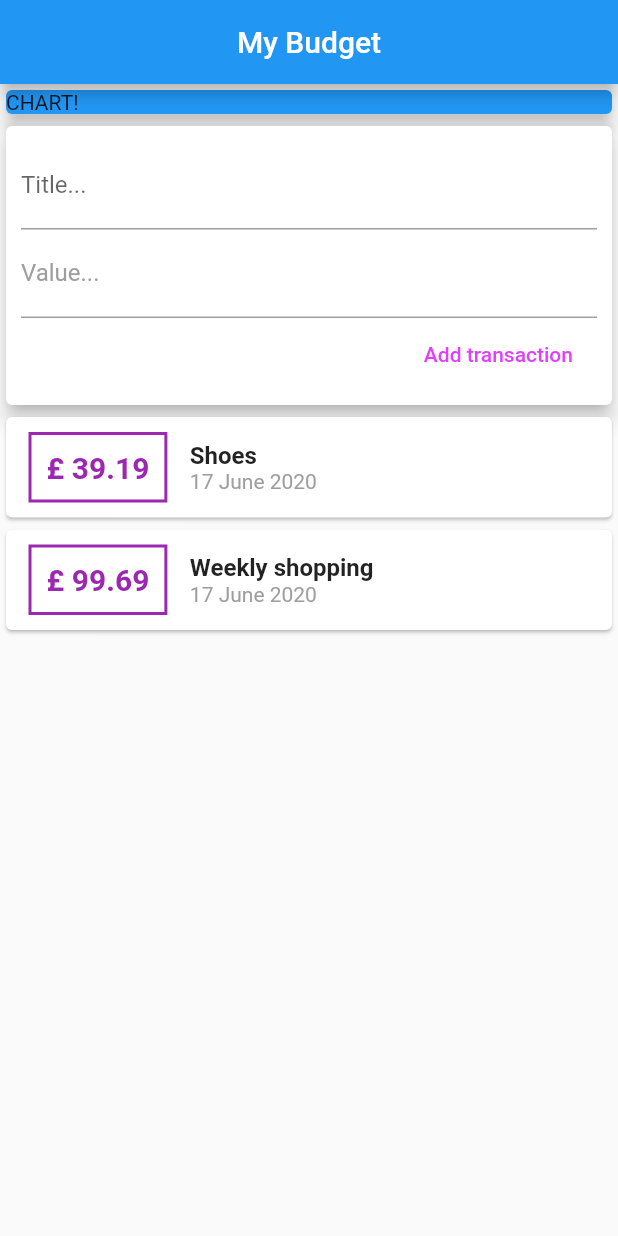
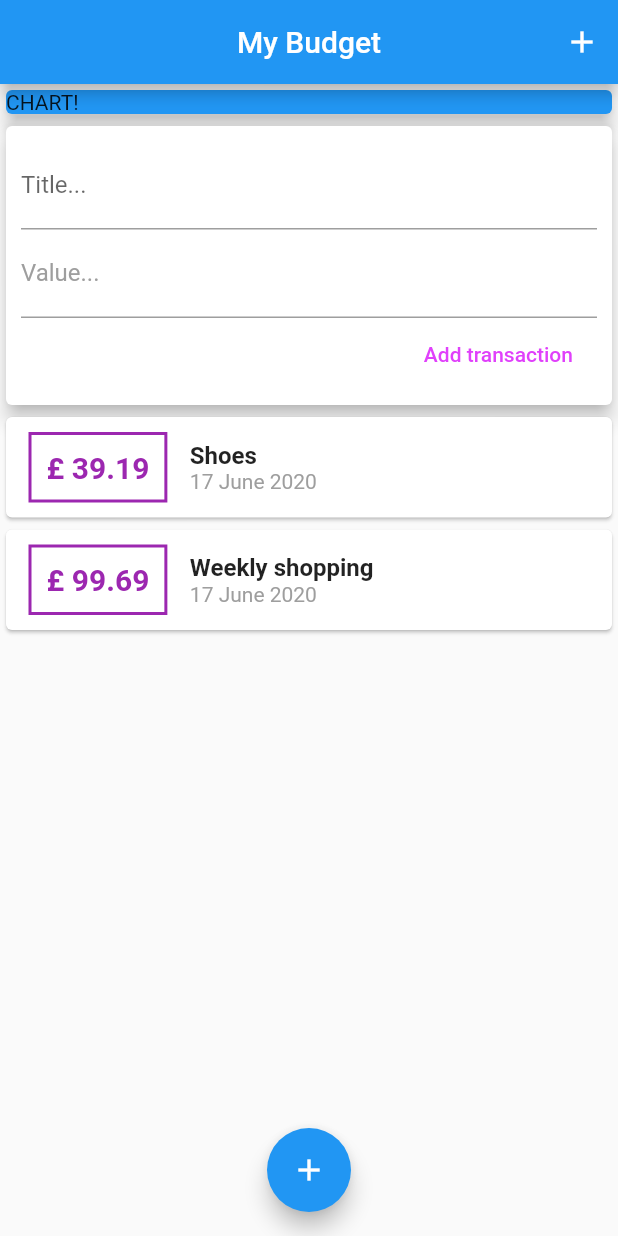
Before and after one commit to catalinvunvulea/BudgetTracker, a Flutter app: the screen it shows after launch, on a phone screen of 412 x 824 dp. Run offline on Flutter 3.47's test engine with Material 2 defaults, Android fonts, the phone set to English and light mode, and no system bars.

Commit message:
Add AppBarButton and FloatingActionButton

```diff
--- a/lib/main.dart
+++ b/lib/main.dart
@@ -1,7 +1,5 @@
-
 import './widgets/user_transactions.dart';
 import 'package:flutter/material.dart';
-
 
 void main() {
   runApp(MyApp());
@@ -19,7 +17,6 @@ class MyApp extends StatelessWidget {
 }
 
 class MyHomePage extends StatelessWidget {
-
   String titleInput;
   String amountInput;
 
@@ -29,6 +26,12 @@ String amountInput;
       appBar: AppBar(
         centerTitle: true,
         title: Text("My Budget"),
+        actions: <Widget>[
+          IconButton(
+            icon: Icon(Icons.add, color: Colors.white),
+            onPressed: () {},
+          ),
+        ],
       ),
       body: Column(
         // mainAxisAlignment: MainAxisAlignment.spaceEvenly,
@@ -45,6 +48,11 @@ String amountInput;
           UserTransactions()
         ],
       ),
+      floatingActionButtonLocation: FloatingActionButtonLocation.centerFloat,
+      floatingActionButton: FloatingActionButton(
+        child: Icon(Icons.add),
+        onPressed: () {},
+      ),
     );
   }
 }
```
Lines whose indentation alone changed are shown as unchanged.
